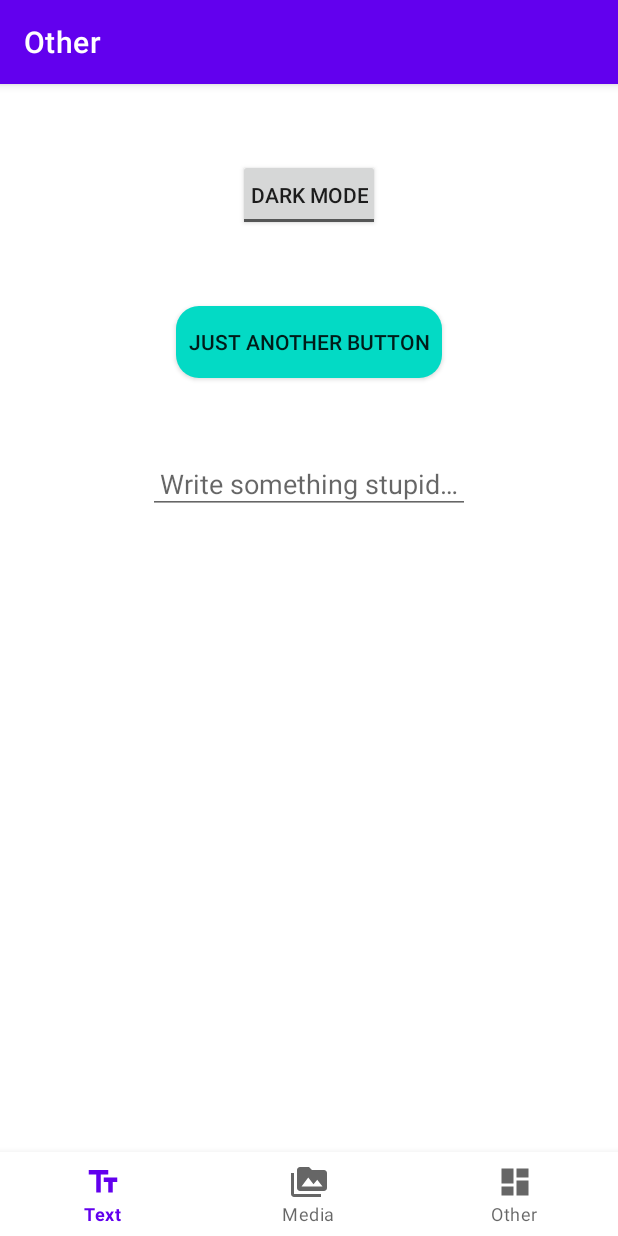
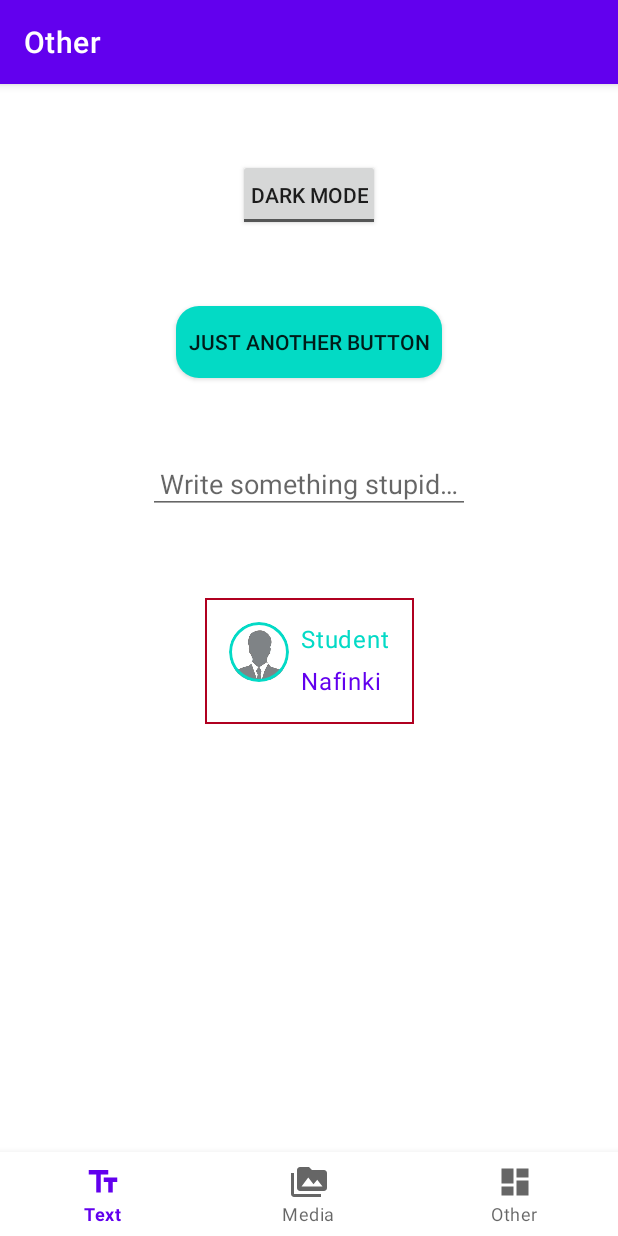
Before and after one commit to ViksaaSkool/ResourcesExampleApp, an Android app built with Jetpack Compose: the OtherFragment screen opened through its navigation route, after a tap on "JUST ANOTHER BUTTON", on a phone screen of 412 x 824 dp. Run offline under Robolectric (Android 15) with nearby library versions, the phone set to English and light mode, and no system bars; our stand-ins replace data binding, navigation-ui.

Commit message:
jetpack compose component added

```diff
--- a/app/build.gradle
+++ b/app/build.gradle
@@ -33,6 +33,8 @@ android {
     }
     buildFeatures {
         viewBinding true
+        compose true
+
     }
     dataBinding {
         //noinspection DataBindingWithoutKapt
@@ -46,13 +48,18 @@ android {
     kotlinOptions {
         jvmTarget = JavaVersion.VERSION_11
     }
+
+    composeOptions {
+        kotlinCompilerExtensionVersion '1.0.1'
+    }
+
 }
 
 dependencies {
 
     //ui-related libraries
     implementation 'androidx.appcompat:appcompat:1.3.1'
-    implementation 'com.google.android.material:material:1.4.0'
+    implementation 'com.google.android.material:material:1.3.0'
     implementation 'androidx.constraintlayout:constraintlayout:2.1.1'
 
     //architecture components libraries
@@ -61,10 +68,18 @@ dependencies {
     implementation 'androidx.lifecycle:lifecycle-livedata-ktx:2.2.0'
     implementation 'androidx.lifecycle:lifecycle-viewmodel-ktx:2.2.0'
 
+
+    //compose related libraries
+    implementation 'androidx.activity:activity-compose:1.3.1'
+    implementation 'androidx.compose.ui:ui-tooling:1.0.1'
+    implementation 'androidx.compose.material:material:1.0.1'
+
+
     //testing (ui and unit) libraries
     testImplementation 'junit:junit:4.13.2'
     androidTestImplementation 'androidx.test.ext:junit:1.1.3'
     androidTestImplementation 'androidx.test.espresso:espresso-core:3.4.0'
+    androidTestImplementation 'androidx.compose.ui:ui-test-junit4:1.0.5'
 
     //third party animation library
     implementation "com.airbnb.android:lottie:3.5.0"
--- a/app/src/main/java/com/viksaa/resources/app/AppUtils.kt
+++ b/app/src/main/java/com/viksaa/resources/app/AppUtils.kt
@@ -1,4 +1,13 @@
 package com.viksaa.resources.app
+
+import android.annotation.SuppressLint
+import android.app.Activity
+import android.view.View
+import android.view.ViewGroup
+import android.view.inputmethod.InputMethodManager
+import android.widget.EditText
+import androidx.core.content.ContextCompat
+
 
 object Constants {
     val FONTS_LIST =
@@ -6,3 +15,27 @@ object Constants {
     const val MK = "mk"
     const val EN = "en"
 }
+
+fun Activity.hideSoftKeyboard() {
+    currentFocus?.let {
+        val inputMethodManager =
+            ContextCompat.getSystemService(this, InputMethodManager::class.java)!!
+        inputMethodManager.hideSoftInputFromWindow(it.windowToken, 0)
+    }
+}
+
+@SuppressLint("ClickableViewAccessibility")
+fun View.hideKeyboardOnFocusLoss() {
+    if (this !is EditText) {
+        setOnTouchListener { _, _ ->
+            (context as Activity).hideSoftKeyboard()
+            false
+        }
+    }
+    if (this is ViewGroup) {
+        for (i in 0 until this.childCount) {
+            val innerView = this.getChildAt(i)
+            innerView.hideKeyboardOnFocusLoss()
+        }
+    }
+}
--- /dev/null
+++ b/app/src/main/java/com/viksaa/resources/app/components/MyComponents.kt
@@ -0,0 +1,54 @@
+package com.viksaa.resources.app.components
+
+
+import androidx.compose.foundation.Image
+import androidx.compose.foundation.border
+import androidx.compose.foundation.layout.*
+import androidx.compose.foundation.shape.CircleShape
+import androidx.compose.material.MaterialTheme
+import androidx.compose.material.Text
+import androidx.compose.runtime.Composable
+import androidx.compose.ui.Modifier
+import androidx.compose.ui.draw.clip
+import androidx.compose.ui.res.dimensionResource
+import androidx.compose.ui.res.painterResource
+import androidx.compose.ui.tooling.preview.Preview
+import androidx.compose.ui.unit.dp
+import com.viksaa.resources.app.R
+
+@Preview
+@Composable
+fun UserCard(msg: User = User("Student", "Nafinki")) {
+    Row(
+        modifier = Modifier
+            .padding(all = 8.dp)
+            .border(width = 1.dp, color = MaterialTheme.colors.error)
+            .padding(
+                dimensionResource(R.dimen.padding_card)
+            )
+    ) {
+        Image(
+            painter = painterResource(R.drawable.profile_picture),
+            contentDescription = null,
+            modifier = Modifier
+                .size(40.dp)
+                .clip(CircleShape)
+                .border(1.5.dp, MaterialTheme.colors.secondary, CircleShape)
+        )
+
+        Spacer(modifier = Modifier.width(8.dp))
+
+        Column {
+            Text(
+                text = msg.author,
+                color = MaterialTheme.colors.secondary
+            )
+
+            Spacer(modifier = Modifier.height(4.dp))
+            Text(
+                text = msg.body,
+                color = MaterialTheme.colors.primary
+            )
+        }
+    }
+}
--- /dev/null
+++ b/app/src/main/java/com/viksaa/resources/app/components/User.kt
@@ -0,0 +1,3 @@
+package com.viksaa.resources.app.components
+
+data class User(val author: String, val body: String)
--- a/app/src/main/java/com/viksaa/resources/app/ui/other/OtherFragment.kt
+++ b/app/src/main/java/com/viksaa/resources/app/ui/other/OtherFragment.kt
@@ -5,10 +5,13 @@ import android.view.LayoutInflater
 import android.view.View
 import android.view.ViewGroup
 import android.widget.Toast
+import androidx.compose.material.MaterialTheme
 import androidx.fragment.app.Fragment
 import androidx.fragment.app.viewModels
 import com.viksaa.resources.app.R
+import com.viksaa.resources.app.components.UserCard
 import com.viksaa.resources.app.databinding.FragmentOtherBinding
+import com.viksaa.resources.app.hideKeyboardOnFocusLoss
 import java.util.*
 
 class OtherFragment : Fragment() {
@@ -23,6 +26,8 @@ class OtherFragment : Fragment() {
     ): View {
         binding = FragmentOtherBinding.inflate(inflater, container, false)
         binding.viewModel = otherViewModel
+        binding.root.hideKeyboardOnFocusLoss()
+        initComposableView()
         setButton()
         return binding.root
     }
@@ -41,4 +46,12 @@ class OtherFragment : Fragment() {
             }
         }
     }
+
+    private fun initComposableView() {
+        binding.myComposable.setContent {
+            MaterialTheme {
+                UserCard()
+            }
+        }
+    }
 }
--- a/app/src/main/res/layout/fragment_other.xml
+++ b/app/src/main/res/layout/fragment_other.xml
@@ -57,5 +57,14 @@
             app:layout_constraintStart_toStartOf="parent"
             app:layout_constraintTop_toBottomOf="@id/example_button" />
 
+        <androidx.compose.ui.platform.ComposeView
+            app:layout_constraintEnd_toEndOf="parent"
+            app:layout_constraintStart_toStartOf="parent"
+            android:layout_marginTop="@dimen/margin_big"
+            app:layout_constraintTop_toBottomOf="@id/example_edit_text"
+            android:id="@+id/my_composable"
+            android:layout_width="wrap_content"
+            android:layout_height="wrap_content" />
+
     </androidx.constraintlayout.widget.ConstraintLayout>
 </layout>
--- a/app/src/main/res/values/dimens.xml
+++ b/app/src/main/res/values/dimens.xml
@@ -13,6 +13,8 @@
     <dimen name="line_size">1dp</dimen>
     <dimen name="other_elements_padding">50dp</dimen>
     <dimen name="video_size">300dp</dimen>
+    <dimen name="margin_big">48dp</dimen>
+    <dimen name="padding_card">16dp</dimen>
 
     <item name="scale_from" type="dimen" format="float">0.0</item>
     <item name="scale_to" type="dimen" format="float">1.0</item>
--- a/build.gradle
+++ b/build.gradle
@@ -1,6 +1,6 @@
 // Top-level build file where you can add configuration options common to all sub-projects/modules.
 buildscript {
-    ext.kotlin_version = "1.5.31"
+    ext.kotlin_version = "1.5.21"
     repositories {
         google()
         mavenCentral()
```
Also changed, not shown: app/src/main/res/drawable/profile_picture.jpg (added).
